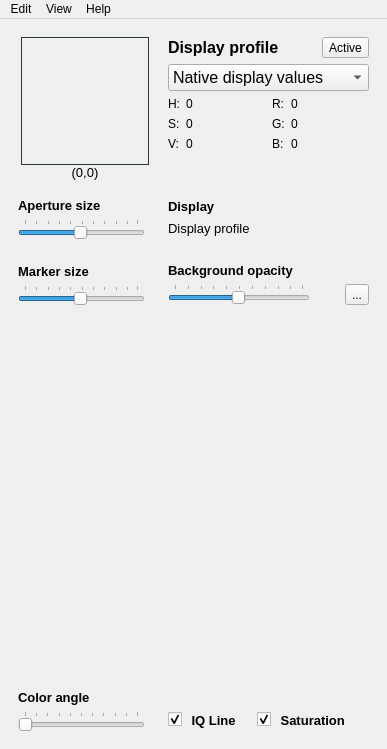
This is colorpicker.ui in mikaelsundell/colorpicker as Qt 5 draws it before an edit. The edited form follows.
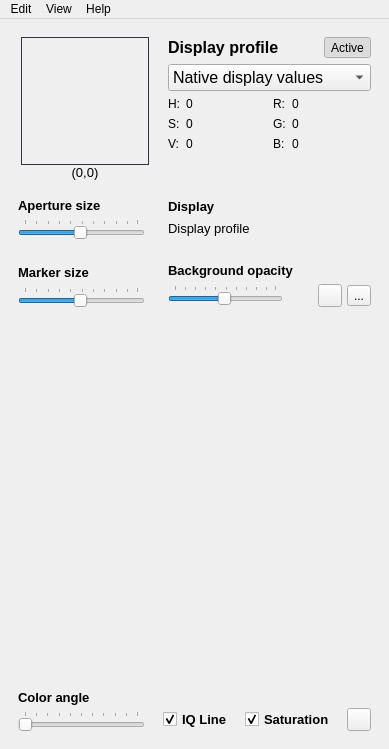
This is the edited form. Icons and pictures are not drawn. Custom widgets are drawn as their Qt base class.

Commit message: Added PDF support Changed freeze to active

What changed in the file:
```diff
--- a/colorpicker.ui
+++ b/colorpicker.ui
@@ -6,7 +6,7 @@
    <rect>
     <x>0</x>
     <y>0</y>
-    <width>387</width>
+    <width>377</width>
     <height>749</height>
    </rect>
   </property>
@@ -239,16 +239,28 @@
                  </spacer>
                 </item>
                 <item>
-                 <widget class="QToolButton" name="togglePick">
+                 <widget class="QToolButton" name="toggleActive">
                   <property name="text">
                    <string>Active</string>
                   </property>
                   <property name="icon">
                    <iconset resource="colorpicker.qrc">
-                    <normaloff>:/icons/resources/Picker.png</normaloff>:/icons/resources/Picker.png</iconset>
+                    <normaloff>:/icons/resources/Active.png</normaloff>:/icons/resources/Active.png</iconset>
+                  </property>
+                  <property name="iconSize">
+                   <size>
+                    <width>16</width>
+                    <height>16</height>
+                   </size>
+                  </property>
+                  <property name="shortcut">
+                   <string>A</string>
                   </property>
                   <property name="checkable">
-                   <bool>false</bool>
+                   <bool>true</bool>
+                  </property>
+                  <property name="checked">
+                   <bool>true</bool>
                   </property>
                  </widget>
                 </item>
@@ -700,7 +712,7 @@
               <item>
                <widget class="QToolButton" name="clear">
                 <property name="text">
-                 <string>...</string>
+                 <string/>
                 </property>
                 <property name="icon">
                  <iconset resource="colorpicker.qrc">
@@ -708,8 +720,41 @@
                 </property>
                 <property name="iconSize">
                  <size>
-                  <width>12</width>
-                  <height>12</height>
+                  <width>16</width>
+                  <height>16</height>
+                 </size>
+                </property>
+               </widget>
+              </item>
+              <item>
+               <spacer name="horizontalSpacer_7">
+                <property name="orientation">
+                 <enum>Qt::Horizontal</enum>
+                </property>
+                <property name="sizeType">
+                 <enum>QSizePolicy::Minimum</enum>
+                </property>
+                <property name="sizeHint" stdset="0">
+                 <size>
+                  <width>5</width>
+                  <height>20</height>
+                 </size>
+                </property>
+               </spacer>
+              </item>
+              <item>
+               <widget class="QToolButton" name="togglePick">
+                <property name="text">
+                 <string>...</string>
+                </property>
+                <property name="icon">
+                 <iconset resource="colorpicker.qrc">
+                  <normaloff>:/icons/resources/Picker.png</normaloff>:/icons/resources/Picker.png</iconset>
+                </property>
+                <property name="iconSize">
+                 <size>
+                  <width>16</width>
+                  <height>16</height>
                  </size>
                 </property>
                </widget>
@@ -818,37 +863,14 @@
          <item>
           <widget class="QWidget" name="widget_9" native="true">
            <layout class="QHBoxLayout" name="horizontalLayout_9">
+            <property name="spacing">
+             <number>12</number>
+            </property>
             <property name="topMargin">
              <number>28</number>
             </property>
-            <item>
-             <spacer name="horizontalSpacer_7">
-              <property name="orientation">
-               <enum>Qt::Horizontal</enum>
-              </property>
-              <property name="sizeType">
-               <enum>QSizePolicy::Preferred</enum>
-              </property>
-              <property name="sizeHint" stdset="0">
-               <size>
-                <width>5</width>
-                <height>20</height>
-               </size>
-              </property>
-             </spacer>
-            </item>
             <item>
              <widget class="QCheckBox" name="iqline">
-              <property name="text">
-               <string/>
-              </property>
-              <property name="checked">
-               <bool>true</bool>
-              </property>
-             </widget>
-            </item>
-            <item>
-             <widget class="QLabel" name="label_4">
               <property name="font">
                <font>
                 <pointsize>10</pointsize>
@@ -857,38 +879,15 @@
                </font>
               </property>
               <property name="text">
-               <string> IQ Line</string>
+               <string>IQ Line</string>
+              </property>
+              <property name="checked">
+               <bool>true</bool>
               </property>
              </widget>
             </item>
-            <item>
-             <spacer name="horizontalSpacer_6">
-              <property name="orientation">
-               <enum>Qt::Horizontal</enum>
-              </property>
-              <property name="sizeType">
-               <enum>QSizePolicy::Fixed</enum>
-              </property>
-              <property name="sizeHint" stdset="0">
-               <size>
-                <width>15</width>
-                <height>20</height>
-               </size>
-              </property>
-             </spacer>
-            </item>
             <item>
              <widget class="QCheckBox" name="saturation">
-              <property name="text">
-               <string/>
-              </property>
-              <property name="checked">
-               <bool>true</bool>
-              </property>
-             </widget>
-            </item>
-            <item>
-             <widget class="QLabel" name="label_5">
               <property name="font">
                <font>
                 <pointsize>10</pointsize>
@@ -897,16 +896,40 @@
                </font>
               </property>
               <property name="text">
-               <string> Saturation</string>
+               <string>Saturation</string>
+              </property>
+              <property name="checked">
+               <bool>true</bool>
+              </property>
+             </widget>
+            </item>
+            <item>
+             <spacer name="horizontalSpacer_6">
+              <property name="orientation">
+               <enum>Qt::Horizontal</enum>
+              </property>
+              <property name="sizeHint" stdset="0">
+               <size>
+                <width>40</width>
+                <height>20</height>
+               </size>
+              </property>
+             </spacer>
+            </item>
+            <item>
+             <widget class="QToolButton" name="pdf">
+              <property name="text">
+               <string/>
+              </property>
+              <property name="icon">
+               <iconset resource="colorpicker.qrc">
+                <normaloff>:/icons/resources/Pdf.png</normaloff>:/icons/resources/Pdf.png</iconset>
               </property>
              </widget>
             </item>
            </layout>
           </widget>
          </item>
-         <item>
-          <widget class="QWidget" name="widget_10" native="true"/>
-         </item>
         </layout>
        </item>
       </layout>
@@ -919,7 +942,7 @@
     <rect>
      <x>0</x>
      <y>0</y>
-     <width>387</width>
+     <width>377</width>
      <height>24</height>
     </rect>
    </property>
```
Left out of the diff: 14 changed lines with no effect on the pictures. The commit also changes 8 other files.
